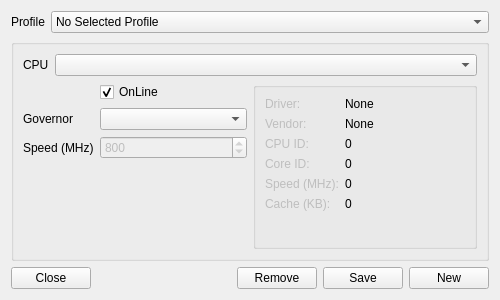
Old version of the form cpuface.ui in the repository h0m3/cpuface.
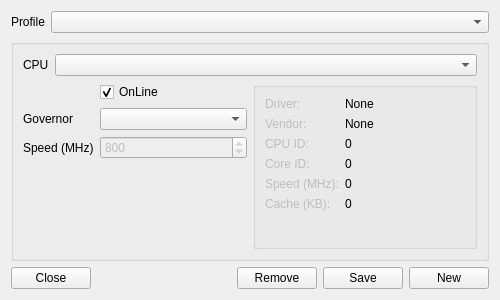
New version of the form. Icons and pictures are not drawn.

Commit message:
Added profile manager => Bug fixes => Some code optimization => Added Profiles basic support
Changes to be committed:
	modified:   cpu_get.py
	modified:   cpuface.py
	modified:   cpuface.ui
	modified:   profiles.py

Patch:
```diff
--- a/cpuface.ui
+++ b/cpuface.ui
@@ -53,11 +53,9 @@
          <verstretch>0</verstretch>
         </sizepolicy>
        </property>
-       <item>
-        <property name="text">
-         <string>No Selected Profile</string>
-        </property>
-       </item>
+       <property name="toolTip">
+        <string>Select a profile to load</string>
+       </property>
       </widget>
      </item>
     </layout>
```
Left out of the diff: 42 changed lines with no effect on the pictures. The commit also changes 3 other files.
